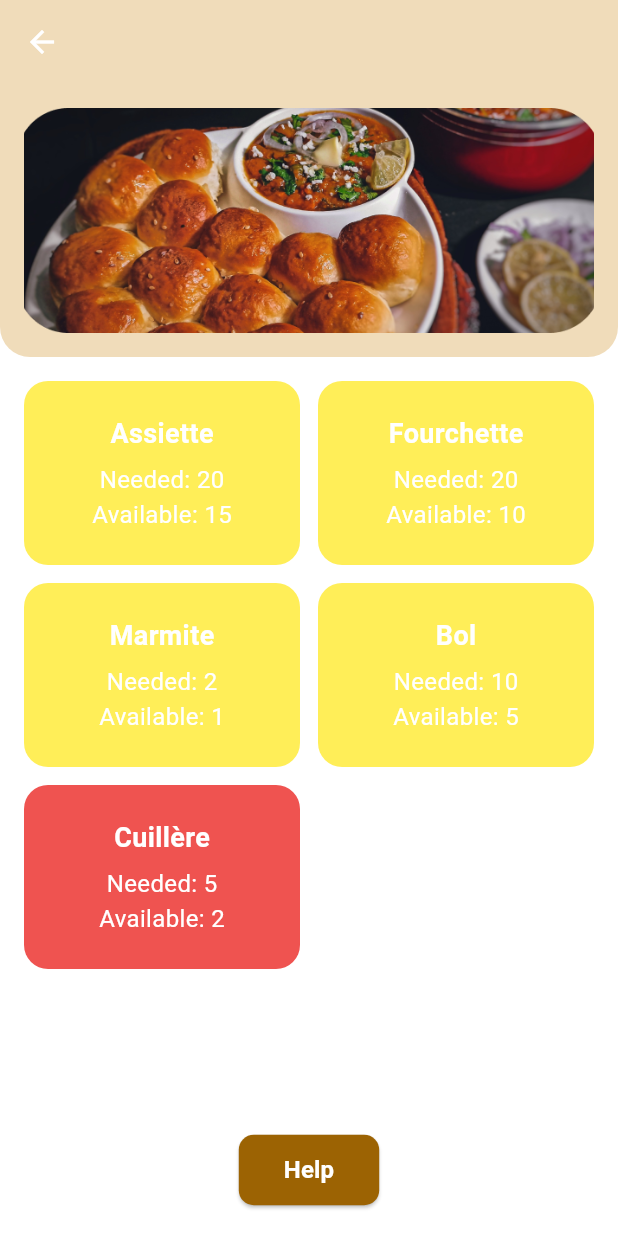
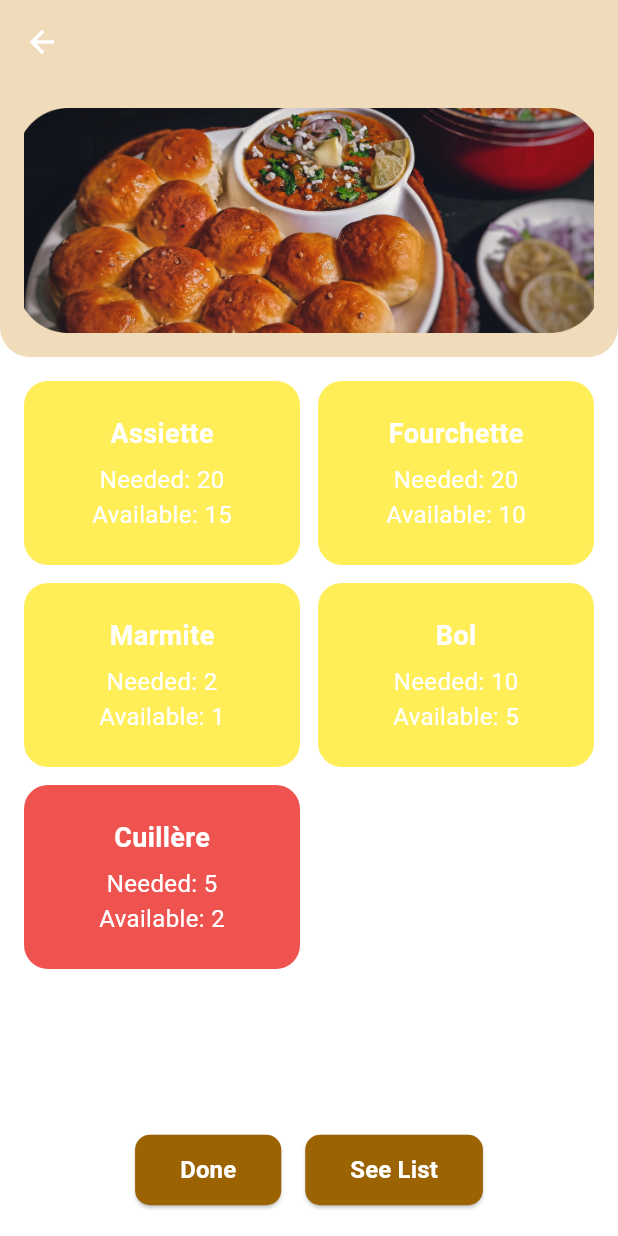
Before and after one commit to Lxmokdr/iftar, a Flutter app: the Utensilist screen opened directly, on a phone screen of 412 x 824 dp. Run offline on Flutter 3.47's test engine with Material 3 defaults, Android fonts, the phone set to English and light mode, and no system bars; our stand-ins replace fl_chart, google_fonts, persistent_bottom_nav_bar.

Commit message:
vendredi1440

```diff
--- a/lib/volunteer/utesilist.dart
+++ b/lib/volunteer/utesilist.dart
@@ -1,6 +1,8 @@
 import 'package:flutter/material.dart';
 import 'package:iftar/classes/colors.dart';
 import 'package:iftar/volunteer/utensils.dart';
+
+import 'help.dart';
 
 class Utensilist extends StatefulWidget {
   final List<Map<String, dynamic>> utensils;
@@ -116,9 +118,20 @@ class _UtensilistState extends State<Utensilist> {
 
 
           /// 🔹 HELP BUTTON
-          _buildActionButton("Help", () {
-            Navigator.push(context, MaterialPageRoute(builder: (_) => UtensilLoanScreen()));
-          }),
+          Row(
+            mainAxisAlignment: MainAxisAlignment.center,
+            children: [
+              _buildActionButton("Done", () {
+                print("Done");
+                Navigator.push(context, MaterialPageRoute(builder: (_) => IftarHelpScreen()));
+              }),
+              SizedBox(width: 16),
+              _buildActionButton("See List", () {
+                print("See List");
+                Navigator.push(context, MaterialPageRoute(builder: (_) => UtensilLoanScreen()));
+              }),
+            ],
+          ),
           SizedBox(height: 20),
         ],
       ),
```
